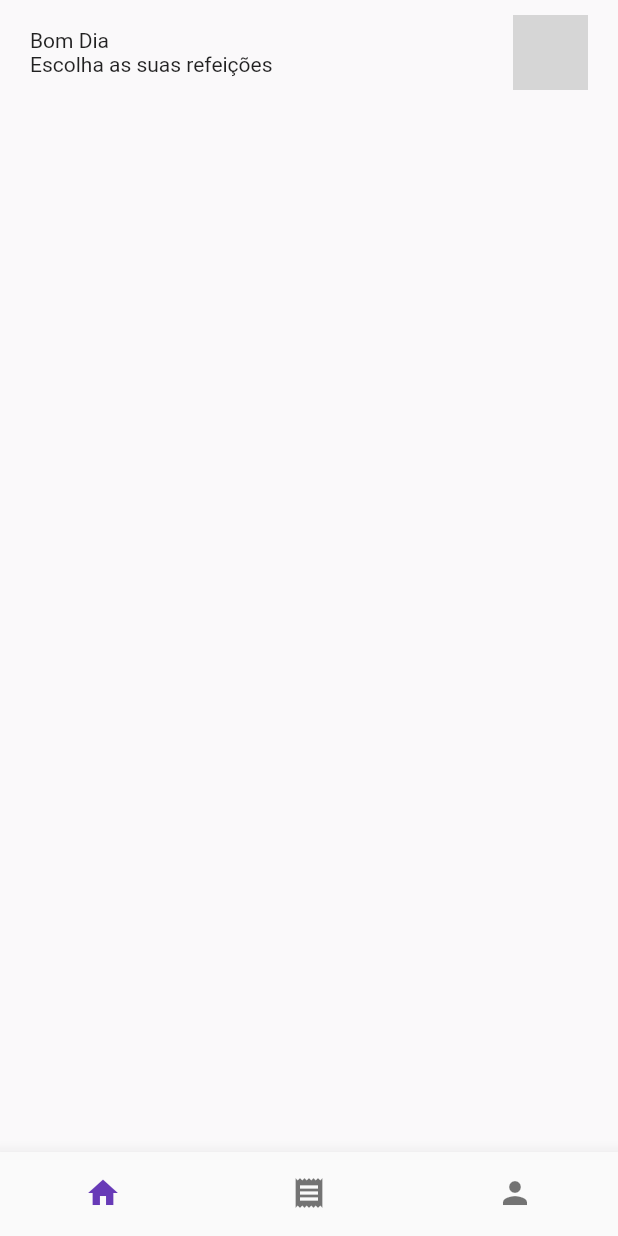
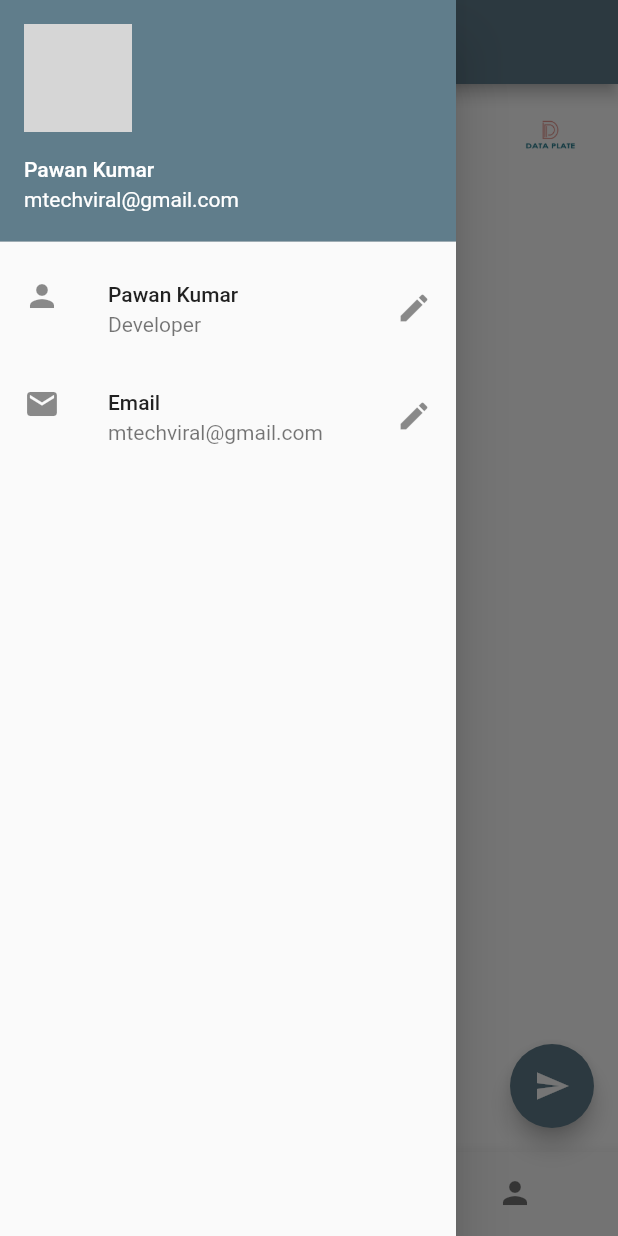
Before and after one commit to JaiPi/dataplate-app-client, a Flutter app: the screen it shows after launch, with the side drawer open (before the commit the screen has no drawer), on a phone screen of 412 x 824 dp. Run offline on Flutter 3.47's test engine with Material 2 defaults, Android fonts, the phone set to English and light mode, and no system bars; network calls fail; grey boxes are pictures that could not be loaded.

Commit message:
Add drawer

```diff
--- /dev/null
+++ b/client/lib/drawer.dart
@@ -0,0 +1,37 @@
+import 'package:flutter/material.dart';
+
+
+class MyDrawer extends StatelessWidget {
+  const MyDrawer({super.key});
+
+  @override
+  Widget build(BuildContext context) {
+    return Drawer(
+      child: ListView(
+        padding: const EdgeInsets.all(0),
+        children: <Widget>[
+          const UserAccountsDrawerHeader(
+              accountName: Text("Pawan Kumar"),
+              accountEmail: Text("mtechviral@gmail.com"),
+              currentAccountPicture: CircleAvatar(
+                backgroundImage: NetworkImage(
+                    "https://images.unsplash.com/photo-1497551060073-4c5ab6435f12?ixlib=rb-1.2.1&ixid=eyJhcHBfaWQiOjEyMDd9&auto=format&fit=crop&w=800&q=60"),
+              )),
+          ListTile(
+            leading: const Icon(Icons.person),
+            title: const Text("Pawan Kumar"),
+            subtitle: const Text("Developer"),
+            trailing: const Icon(Icons.edit),
+            onTap: () {},
+          ),
+          const ListTile(
+            leading: Icon(Icons.email),
+            title: Text("Email"),
+            subtitle: Text("mtechviral@gmail.com"),
+            trailing: Icon(Icons.edit),
+          )
+        ],
+      ),
+    );
+  }
+}
--- a/client/lib/home.dart
+++ /dev/null
@@ -1,37 +0,0 @@
-import 'package:flutter/material.dart';
-import 'package:flutter/src/widgets/container.dart';
-import 'package:flutter/src/widgets/framework.dart';
-import './bottomNav.dart';
-import './homeview.dart';
-import './senhasview.dart';
-import './profileview.dart';
-
-class Home extends StatefulWidget {
-  const Home({super.key});
-
-  @override
-  State<Home> createState() => _HomeState();
-}
-
-class _HomeState extends State<Home> {
-  int _pageIndex = 0;
-  List<Widget> pages = [
-    const Homeview(),
-    const Senhasview(),
-    const ProfileView(),
-  ];
-
-  void changePage(int index) {
-    setState(() {
-      _pageIndex = index;
-    });
-  }
-
-  @override
-  Widget build(BuildContext context) {
-    return Scaffold(
-      body: pages[_pageIndex],
-      bottomNavigationBar: BottomNav(changePage, _pageIndex),
-    );
-  }
-}
--- a/client/lib/main.dart
+++ b/client/lib/main.dart
@@ -1,4 +1,4 @@
-import 'package:client/home.dart';
+import 'package:client/pages/home_page.dart';
 import 'package:flutter/material.dart';
 
 void main() {
@@ -14,9 +14,9 @@ class MyApp extends StatelessWidget {
       debugShowCheckedModeBanner: false,
       title: 'DataPlate',
       theme: ThemeData(
-        primarySwatch: Colors.deepPurple,
+        primarySwatch: Colors.blueGrey,
       ),
-      home: const Home(),
+      home: const HomePage(),
     );
   }
 }
--- /dev/null
+++ b/client/lib/pages/home_page.dart
@@ -0,0 +1,87 @@
+import 'package:client/drawer.dart';
+import 'package:flutter/material.dart';
+import 'package:client/bottomNav.dart';
+import 'package:client/views/home_view.dart';
+import 'package:client/views/senhas_view.dart';
+import 'package:client/views/profile_view.dart';
+
+// ignore: depend_on_referenced_packages
+import 'package:http/http.dart' as http;
+import 'dart:convert';
+
+class HomePage extends StatefulWidget {
+  const HomePage({super.key});
+
+  @override
+  State<HomePage> createState() => _HomePageState();
+}
+
+class _HomePageState extends State<HomePage> {
+  int _pageIndex = 0;
+
+  var url = "https://jsonplaceholder.typicode.com/photos";
+  var data;
+
+  List<Widget> pages = [
+    const Homeview(),
+    const Senhasview(),
+    const ProfileView(),
+  ];
+
+  void changePage(int index) {
+    setState(() {
+      _pageIndex = index;
+    });
+  }
+
+  @override
+  void initState() {
+    super.initState();
+    fetchData();
+  }
+
+  fetchData() async {
+    var res = await http.get(Uri.parse(url));
+    data = jsonDecode(res.body);
+    setState(() {});
+  }
+
+  @override
+  void dispose() {
+    super.dispose();
+  }
+
+  @override
+  Widget build(BuildContext context) {
+    return Scaffold(
+      body: pages[_pageIndex],
+      bottomNavigationBar: BottomNav(changePage, _pageIndex),
+      backgroundColor: Colors.grey[200],
+      appBar: AppBar(
+        title: const Text("DataPlate"),
+      ),
+      // body: data != null
+      //     ? ListView.builder(
+      //         itemBuilder: (context, index) {
+      //           return ListTile(
+      //             title: Text(data[index]["title"]),
+      //             subtitle: Text("ID: ${data[index]["id"]}"),
+      //             leading: Image.network(data[index]["url"]),
+      //           );
+      //         },
+      //         itemCount: data.length,
+      //       )
+      //     : const Center(
+      //         child: CircularProgressIndicator(),
+      //       ),
+      drawer: MyDrawer(),
+      floatingActionButton: FloatingActionButton(
+        onPressed: () {
+          // myText = _nameController.text;
+          // setState(() {});
+        },
+        child: const Icon(Icons.send),
+      ),
+    );
+  }
+}
--- a/client/lib/homeview.dart
+++ b/client/lib/views/home_view.dart
@@ -1,7 +1,4 @@
-import 'package:flutter/cupertino.dart';
 import 'package:flutter/material.dart';
-import 'package:flutter/src/widgets/container.dart';
-import 'package:flutter/src/widgets/framework.dart';
 
 class Homeview extends StatefulWidget {
   const Homeview({super.key});
@@ -14,11 +11,11 @@ class _HomeviewState extends State<Homeview> {
   @override
   Widget build(BuildContext context) {
     return Scaffold(
-      backgroundColor: const Color(0xFFeedf2),
+      backgroundColor: const Color(0xFFFFFFFF),
       body: ListView(
         children: [
           Container(
-            padding: EdgeInsets.symmetric(horizontal: 20, vertical: 10),
+            padding: const EdgeInsets.symmetric(horizontal: 20, vertical: 10),
             child: Column(
               children: [
                 Row(
--- a/client/pubspec.yaml
+++ b/client/pubspec.yaml
@@ -47,6 +47,7 @@ dev_dependencies:
   # package. See that file for information about deactivating specific lint
   # rules and activating additional ones.
   flutter_lints: ^2.0.0
+  http: ^0.13.5
 
 # For information on the generic Dart part of this file, see the
 # following page: https://dart.dev/tools/pub/pubspec
@@ -60,8 +61,8 @@ flutter:
   uses-material-design: true
 
   # To add assets to your application, add an assets section, like this:
-  # assets:
-  #   - images/a_dot_burr.jpeg
+  assets:
+    - assets/images/
   #   - images/a_dot_ham.jpeg
 
   # An image asset can refer to one or more resolution-specific "variants", see
```
Also changed, not shown: client/lib/views/profile_view.dart (renamed from client/lib/profileview.dart), client/lib/views/senhas_view.dart (renamed from client/lib/senhasview.dart), client/pubspec.lock.
